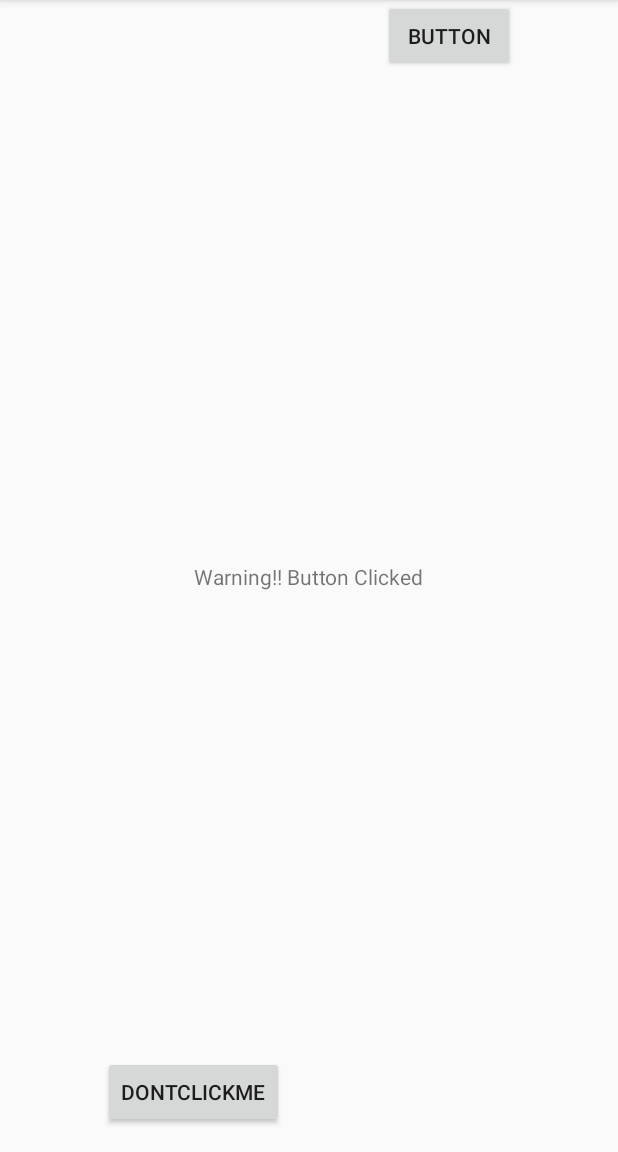
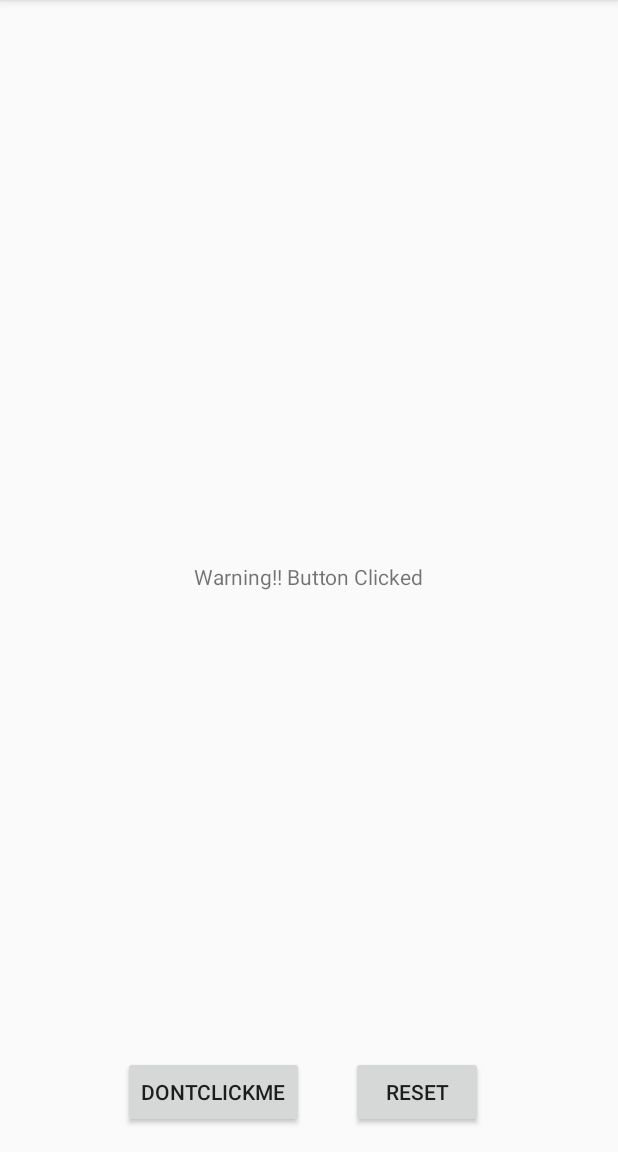
Before and after one commit to tommyloke/Hello, an Android app: the screen it shows after launch (MainActivity), after a tap on "DONTCLICKME", on a phone screen of 412 x 824 dp, the part 84-1236 px from its top. Run offline under Robolectric (Android 15) with nearby library versions, the phone set to English and light mode, and no system bars.

Commit message:
Add a Reset Button

```diff
--- a/app/src/main/java/com/example/hello/MainActivity.kt
+++ b/app/src/main/java/com/example/hello/MainActivity.kt
@@ -14,11 +14,14 @@ class MainActivity : AppCompatActivity() {
         //Create the UI
         //R = resources
         setContentView(R.layout.activity_main)
-        //TODO : Continue here
+        //
         //Java int x; vs Kotlin var x : Int
         //val = value and var = variable
         val buttonDontClickMe : Button = findViewById(R.id.ButtonDontClickMe)
         buttonDontClickMe.setOnClickListener{ showMessage() }
+
+        val buttonReset : Button = findViewById(R.id.ButtonReset)
+        buttonReset.setOnClickListener{textViewMessage.setText(getString(R.string.app_name))}
     }
 
     private fun showMessage() {
--- a/app/src/main/res/layout/activity_main.xml
+++ b/app/src/main/res/layout/activity_main.xml
@@ -20,12 +20,12 @@
         android:id="@+id/ButtonDontClickMe"
         android:layout_width="wrap_content"
         android:layout_height="wrap_content"
-        android:layout_marginStart="8dp"
-        android:layout_marginLeft="8dp"
+        android:layout_marginStart="70dp"
+        android:layout_marginLeft="70dp"
         android:layout_marginBottom="16dp"
         android:text="DontClickMe"
         app:layout_constraintBottom_toBottomOf="parent"
-        app:layout_constraintEnd_toStartOf="@+id/button2"
+        app:layout_constraintEnd_toStartOf="@+id/ButtonReset"
         app:layout_constraintHorizontal_bias="0.277"
         app:layout_constraintStart_toStartOf="parent"
         tools:text="@string/DontClickMe" />
@@ -47,16 +47,14 @@
         tools:visibility="visible" />
 
     <Button
-        android:id="@+id/button2"
+        android:id="@+id/ButtonReset"
         android:layout_width="wrap_content"
         android:layout_height="wrap_content"
-        android:layout_marginStart="5dp"
-        android:layout_marginLeft="5dp"
-        android:layout_marginEnd="8dp"
-        android:layout_marginRight="8dp"
-        android:text="Button"
-        app:layout_constraintEnd_toEndOf="parent"
-        app:layout_constraintStart_toEndOf="@+id/ButtonDontClickMe"
-        tools:layout_editor_absoluteY="667dp" />
+        android:layout_marginEnd="90dp"
+        android:layout_marginRight="90dp"
+        android:layout_marginBottom="16dp"
+        android:text="Reset"
+        app:layout_constraintBottom_toBottomOf="parent"
+        app:layout_constraintEnd_toEndOf="parent" />
 
 </androidx.constraintlayout.widget.ConstraintLayout>
```
